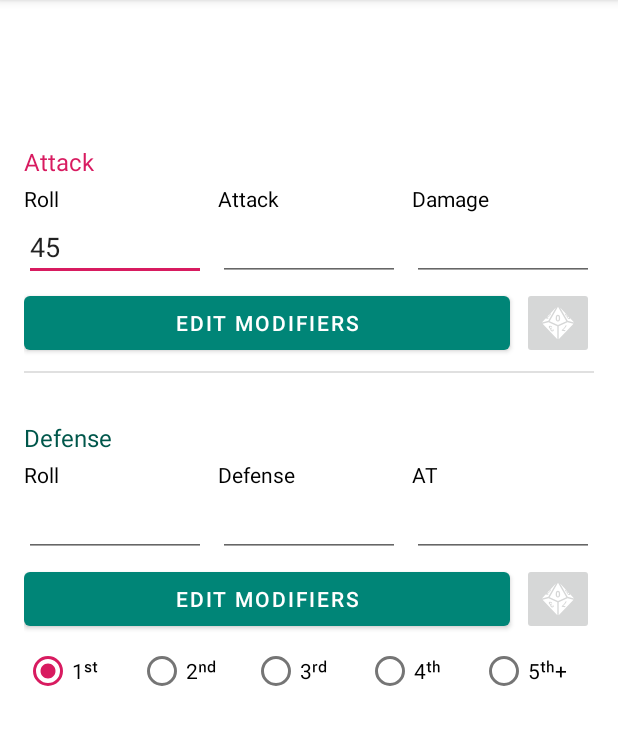
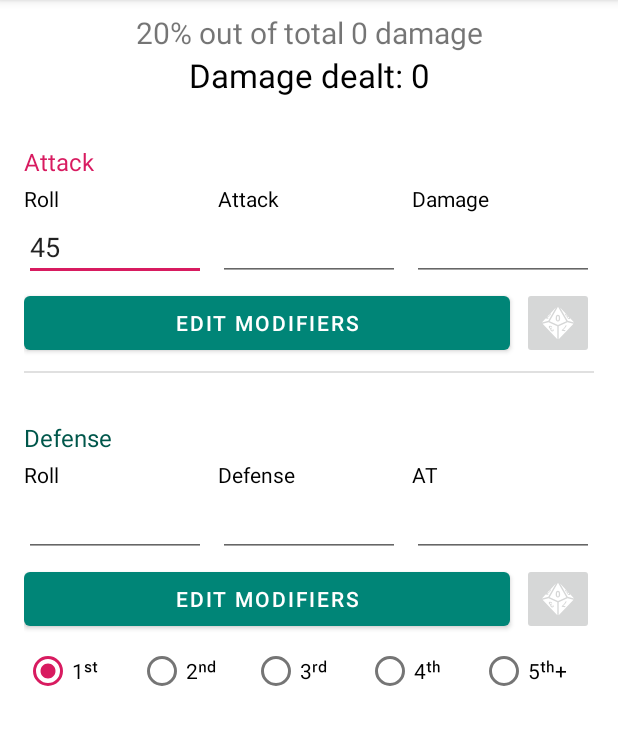
Before and after one commit to javier-delgado/anima-calculator-ex, an Android app: the screen it shows after launch (MainActivity), after a tap on "Edit modifiers", on a phone screen of 412 x 824 dp, the part 84-829 px from its top. Run offline under Robolectric (Android 15) with nearby library versions, the phone set to English and light mode, and no system bars.

Commit message:
Added result composer

```diff
--- /dev/null
+++ b/app/src/main/java/com/javierdelgado/anima_calculator_ex/domain/CombatResultComposer.kt
@@ -0,0 +1,56 @@
+package com.javierdelgado.anima_calculator_ex.domain
+
+import android.content.Context
+import com.javierdelgado.anima_calculator_ex.R
+import com.javierdelgado.anima_calculator_ex.models.Combat
+
+class CombatResultComposer(private val context: Context, private val combat: Combat) {
+    var mainText: String = ""
+    var secondaryText: String = ""
+
+    fun composeText() {
+        when {
+            combat.result() == 0 -> {
+                noCombatResult()
+            }
+            combat.result() < 0 -> {
+                val counterAttackBonus = - combat.result() / 10 * 5
+                counterAttackResult(counterAttackBonus)
+            }
+            else -> {
+                val absDifference: Int = combat.result() - (20 + combat.ATValue * 10)
+                val percentage: Int = absDifference / 10 * 10
+                val damageDealt: Int = Math.ceil(percentage.toDouble() * combat.finalDamage / 100).toInt()
+
+                if (percentage > 0)
+                    attackWinsResult(percentage, damageDealt)
+                else
+                    defenseWinsResult()
+            }
+        }
+    }
+
+    private fun noCombatResult() {
+        mainText = context.getString(R.string.nothing_happens)
+        secondaryText = ""
+    }
+
+    private fun defenseWinsResult() {
+        mainText = context.getString(R.string.defensive)
+    }
+
+    private fun attackWinsResult(percentage: Int, damageDealt: Int) {
+        mainText = context.getString(R.string.damage_dealt_, damageDealt)
+        secondaryText = context.getString(R.string.percentage_out_of_total_damage, percentage, combat.finalDamage)
+    }
+
+    private fun counterAttackResult(counterAttackBonus: Int) {
+        mainText = if(counterAttackBonus > 0)
+            context.getString(R.string.counterattack_with_bonus, counterAttackBonus)
+        else
+            context.getString(R.string.counterattack_without_bonus)
+        secondaryText = ""
+    }
+
+
+}
--- a/app/src/main/java/com/javierdelgado/anima_calculator_ex/performers/DiceRoller.kt
+++ b/app/src/main/java/com/javierdelgado/anima_calculator_ex/domain/DiceRoller.kt
@@ -1,4 +1,4 @@
-package com.javierdelgado.anima_calculator_ex.performers
+package com.javierdelgado.anima_calculator_ex.domain
 
 import com.javierdelgado.anima_calculator_ex.models.DiceRoll
 import com.javierdelgado.anima_calculator_ex.models.DiceRollConfig
--- a/app/src/main/java/com/javierdelgado/anima_calculator_ex/models/Combat.kt
+++ b/app/src/main/java/com/javierdelgado/anima_calculator_ex/models/Combat.kt
@@ -3,11 +3,26 @@ package com.javierdelgado.anima_calculator_ex.models
 import android.util.Log
 import java.util.*
 import kotlin.properties.Delegates
+import android.R
+
+
 
 class Combat: Observable() {
+    // Attack properties
     var selectedAttackModifiers: List<Modifier> by Delegates.observable(emptyList()) { _, _, _ ->
         notifyObservers()
     }
+    var attackRollValue: Int by Delegates.observable(0) { _, _, _ ->
+        notifyObservers()
+    }
+    var characterAttackValue: Int by Delegates.observable(0) { _, _, _ ->
+        notifyObservers()
+    }
+    var finalDamage: Int by Delegates.observable(0) { _, _, _ ->
+        notifyObservers()
+    }
+
+    // Defense properties
     var selectedDefenseModifiers: List<Modifier>  by Delegates.observable(emptyList()) { _, _, _ ->
         notifyObservers()
     }
@@ -17,22 +32,31 @@ class Combat: Observable() {
     var consecutiveDefensePenalty: Int by Delegates.observable(0) { _, _, _ ->
         notifyObservers()
     }
-    var attackRollValue: Int by Delegates.observable(0) { _, _, _ ->
-        notifyObservers()
-    }
     var defenseRollValue: Int by Delegates.observable(0) { _, _, _ ->
-        notifyObservers()
-    }
-    var characterAttackValue: Int by Delegates.observable(0) { _, _, _ ->
         notifyObservers()
     }
     var characterDefenseValue: Int by Delegates.observable(0) { _, _, _ ->
         notifyObservers()
     }
-    var finalDamage: Int by Delegates.observable(0) { _, _, _ ->
-        notifyObservers()
+
+    private fun totalAttack(): Int {
+        return Math.max(selectedAttackModifiers.sumBy { it.value } + characterAttackValue + attackRollValue, 0);
     }
 
+    private fun totalDefense(): Int {
+        val defenseSum = selectedDefenseModifiers.sumBy { it.value } + characterDefenseValue + defenseRollValue + consecutiveDefensePenalty
+        return if (characterDefenseValue + attackRollValue>= 0)
+            Math.max(defenseSum, 0);
+        else
+            defenseSum
+    }
+
+    fun result(): Int {
+        return totalAttack() - totalDefense()
+    }
+
+
+    // Observer logic
     private val observers: MutableList<Observer> = mutableListOf<Observer>()
 
     override fun addObserver(o: Observer) {
--- a/app/src/main/java/com/javierdelgado/anima_calculator_ex/performers/CombatCalculator.kt
+++ /dev/null
@@ -1,9 +0,0 @@
-package com.javierdelgado.anima_calculator_ex.performers
-
-import com.javierdelgado.anima_calculator_ex.models.Combat
-
-class CombatCalculator(private val combat: Combat) {
-    fun calculateResult() {
-
-    }
-}
--- a/app/src/main/java/com/javierdelgado/anima_calculator_ex/ui/MainActivity.kt
+++ b/app/src/main/java/com/javierdelgado/anima_calculator_ex/ui/MainActivity.kt
@@ -1,18 +1,18 @@
 package com.javierdelgado.anima_calculator_ex.ui
 
 import android.os.Bundle
-import android.util.Log
 import androidx.appcompat.app.AppCompatActivity
 import com.javierdelgado.anima_calculator_ex.R
 import com.javierdelgado.anima_calculator_ex.createSimpleTextWatcher
+import com.javierdelgado.anima_calculator_ex.domain.CombatResultComposer
 import com.javierdelgado.anima_calculator_ex.models.Combat
-import com.javierdelgado.anima_calculator_ex.performers.DiceRoller
+import com.javierdelgado.anima_calculator_ex.domain.DiceRoller
 import kotlinx.android.synthetic.main.activity_main.*
 import java.util.*
 
 class MainActivity : AppCompatActivity(), Observer {
     private val combat = Combat()
-
+    private val resultComposer by lazy { CombatResultComposer(this, combat) }
     private val modals by lazy { MainActivityModals(this) }
 
     override fun onCreate(savedInstanceState: Bundle?) {
@@ -36,11 +36,13 @@ class MainActivity : AppCompatActivity(), Observer {
 
     // On combat changed
     override fun update(p0: Observable?, p1: Any?) {
-        calculateResult()
+        showResult()
     }
 
-    private fun calculateResult() {
-        Log.d("debug", "calculate result")
+    private fun showResult() {
+        resultComposer.composeText()
+        txtMainHeader.text = resultComposer.mainText
+        txtSecondaryHeader.text = resultComposer.secondaryText
     }
 
     private fun bindListeners() {
--- a/app/src/main/res/layout/activity_main.xml
+++ b/app/src/main/res/layout/activity_main.xml
@@ -12,7 +12,7 @@
         tools:context=".ui.MainActivity">
 
     <TextView
-            android:id="@+id/txtDamagePercentage"
+            android:id="@+id/txtSecondaryHeader"
             android:layout_width="wrap_content"
             android:layout_height="wrap_content"
             android:textSize="20sp"
@@ -22,7 +22,7 @@
             app:layout_constraintTop_toTopOf="parent"/>
 
     <TextView
-            android:id="@+id/txtDamageDealt"
+            android:id="@+id/txtMainHeader"
             android:layout_width="wrap_content"
             android:layout_height="wrap_content"
             android:textSize="22sp"
@@ -30,7 +30,7 @@
             tools:text="Damage dealt: 50"
             app:layout_constraintLeft_toLeftOf="parent"
             app:layout_constraintRight_toRightOf="parent"
-            app:layout_constraintTop_toBottomOf="@id/txtDamagePercentage"/>
+            app:layout_constraintTop_toBottomOf="@id/txtSecondaryHeader"/>
 
     <TextView
             android:id="@+id/txtTitleAttack"
@@ -40,7 +40,7 @@
             android:textSize="16sp"
             android:textColor="@color/colorAttack"
             android:text="@string/attack"
-            app:layout_constraintTop_toBottomOf="@id/txtDamageDealt"
+            app:layout_constraintTop_toBottomOf="@id/txtMainHeader"
             app:layout_constraintLeft_toLeftOf="parent"/>
 
     <TextView
--- a/app/src/main/res/values/strings.xml
+++ b/app/src/main/res/values/strings.xml
@@ -67,4 +67,9 @@
     <string name="defense_modifiers">Defense modifiers</string>
     <string name="at_0">AT 0</string>
     <string name="at_">AT %d</string>
+    <string name="nothing_happens">Nothing happens</string>
+    <string name="damage_dealt_">Damage dealt: %d</string>
+    <string name="percentage_out_of_total_damage">%1$d%% out of total %2$d damage</string>
+    <string name="counterattack_with_bonus">Counter attack with %d+ bonus</string>
+    <string name="counterattack_without_bonus">Counter attack without bonus</string>
 </resources>
```
Also changed, not shown: app/src/main/java/com/javierdelgado/anima_calculator_ex/models/Modifier.kt (line endings or trailing spaces).
